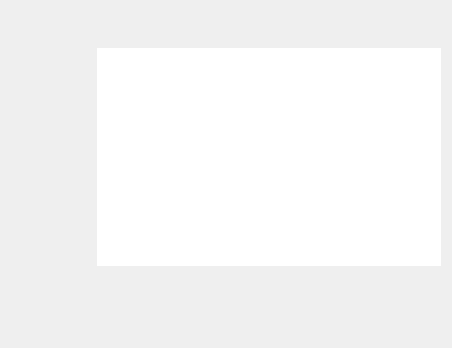
tex/mediafly, file mediaflyplayer/forms/MediaflyPlayAudio.ui: the form before one commit.
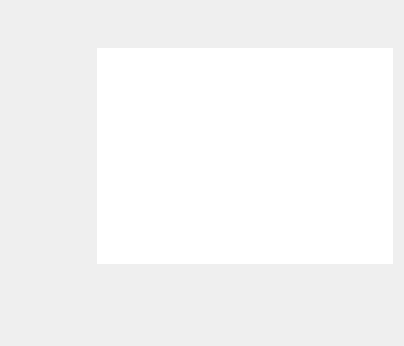
The form after the commit. Custom widgets are drawn as their Qt base class.

Commit message: Use NScrollLabel where appropriate.

The edit to the form file:
```diff
--- a/mediaflyplayer/forms/MediaflyPlayAudio.ui
+++ b/mediaflyplayer/forms/MediaflyPlayAudio.ui
@@ -5,8 +5,8 @@
    <rect>
     <x>0</x>
     <y>0</y>
-    <width>452</width>
-    <height>348</height>
+    <width>404</width>
+    <height>346</height>
    </rect>
   </property>
   <property name="windowTitle" >
@@ -28,9 +28,6 @@
        <property name="alignment" >
         <set>Qt::AlignCenter</set>
        </property>
-       <property name="wordWrap" >
-        <bool>true</bool>
-       </property>
       </widget>
      </item>
      <item>
@@ -87,9 +84,6 @@
        <property name="text" >
         <string/>
        </property>
-       <property name="wordWrap" >
-        <bool>true</bool>
-       </property>
       </widget>
      </item>
      <item>
@@ -108,6 +102,13 @@
    </item>
   </layout>
  </widget>
+ <customwidgets>
+  <customwidget>
+   <class>NScrollLabel</class>
+   <extends>QLabel</extends>
+   <header>nscrolllabel.h</header>
+  </customwidget>
+ </customwidgets>
  <resources/>
  <connections/>
 </ui>
```
Left out of the diff: 6 changed lines with no effect on the pictures. The commit also changes 2 other files.
